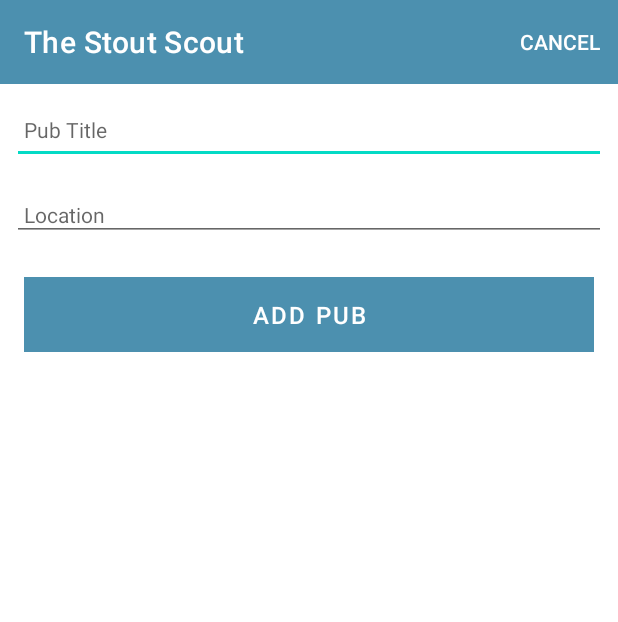
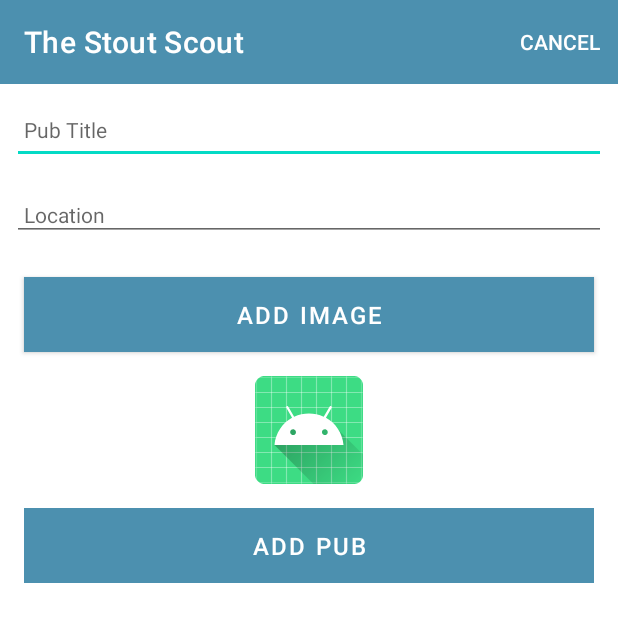
Before and after one commit to seabee14/TheStoutScout, an Android app: the StoutScoutActivity screen opened directly, with no data from a screen before it, on a phone screen of 412 x 824 dp. Shown: the top 622 px of the screen. Run offline under Robolectric (Android 15) with nearby library versions, the phone set to English and light mode, and no system bars; our stand-ins replace Picasso, Timber; 1 statement that could not run was skipped.

Commit message:
Ability to add an image when adding a pub.

```diff
--- a/app/build.gradle
+++ b/app/build.gradle
@@ -47,6 +47,9 @@ dependencies {
     implementation 'com.google.android.material:material:1.8.0'
     implementation 'androidx.core:core-ktx:1.9.0'
     implementation 'androidx.core:core-ktx:1.9.0'
+    implementation 'androidx.activity:activity-ktx:1.7.0'
+    implementation 'androidx.fragment:fragment-ktx:1.5.6'
+    implementation 'com.squareup.picasso:picasso:2.71828'
     testImplementation 'junit:junit:4.13.2'
     androidTestImplementation 'androidx.test.ext:junit:1.1.5'
     androidTestImplementation 'androidx.test.espresso:espresso-core:3.5.1'
--- a/app/src/main/java/ie/wit/thestoutscout/activities/StoutScoutActivity.kt
+++ b/app/src/main/java/ie/wit/thestoutscout/activities/StoutScoutActivity.kt
@@ -1,12 +1,17 @@
 package ie.wit.thestoutscout.activities
 
+import android.content.Intent
 import androidx.appcompat.app.AppCompatActivity
 import android.os.Bundle
 import android.view.Menu
 import android.view.MenuItem
+import androidx.activity.result.ActivityResultLauncher
+import androidx.activity.result.contract.ActivityResultContracts
 import com.google.android.material.snackbar.Snackbar
+import com.squareup.picasso.Picasso
 import ie.wit.thestoutscout.R
 import ie.wit.thestoutscout.databinding.ActivityStoutscoutBinding
+import ie.wit.thestoutscout.helpers.showImagePicker
 import ie.wit.thestoutscout.main.MainApp
 import ie.wit.thestoutscout.models.PubModel
 import timber.log.Timber.i
@@ -16,6 +21,8 @@ class StoutScoutActivity : AppCompatActivity() {
     private lateinit var binding: ActivityStoutscoutBinding
     var pub = PubModel()
     lateinit var app: MainApp
+    private lateinit var imageIntentLauncher : ActivityResultLauncher<Intent>
+
 
     override fun onCreate(savedInstanceState: Bundle?) {
         super.onCreate(savedInstanceState)
@@ -34,6 +41,9 @@ class StoutScoutActivity : AppCompatActivity() {
             binding.stoutscoutTitle.setText(pub.title)
             binding.location.setText(pub.location)
             binding.btnAdd.setText(R.string.save_pub)
+            Picasso.get()
+                .load(pub.image)
+                .into(binding.pubImage)
         }
 
         binding.btnAdd.setOnClickListener() {
@@ -53,8 +63,14 @@ class StoutScoutActivity : AppCompatActivity() {
             setResult(RESULT_OK)
             finish()
             }
+
+        binding.chooseImage.setOnClickListener {
+            showImagePicker(imageIntentLauncher)
         }
 
+        registerImagePickerCallback()
+
+    }
 
 
     override fun onCreateOptionsMenu(menu: Menu): Boolean {
@@ -69,4 +85,24 @@ class StoutScoutActivity : AppCompatActivity() {
         }
         return super.onOptionsItemSelected(item)
     }
+
+    private fun registerImagePickerCallback() {
+        imageIntentLauncher =
+            registerForActivityResult(ActivityResultContracts.StartActivityForResult())
+            { result ->
+                when(result.resultCode){
+                    RESULT_OK -> {
+                        if (result.data != null) {
+                            i("Got Result ${result.data!!.data}")
+                            pub.image = result.data!!.data!!
+                            Picasso.get()
+                                .load(pub.image)
+                                .into(binding.pubImage)
+                        } // end of if
+                    }
+                    RESULT_CANCELED -> { } else -> { }
+                }
+            }
+    }
+
 }
--- a/app/src/main/java/ie/wit/thestoutscout/models/PubModel.kt
+++ b/app/src/main/java/ie/wit/thestoutscout/models/PubModel.kt
@@ -1,9 +1,11 @@
 package ie.wit.thestoutscout.models
 
+import android.net.Uri
 import android.os.Parcelable
 import kotlinx.parcelize.Parcelize
 
 @Parcelize
 data class PubModel(var id: Long = 0,
                     var title: String = "",
-                    var location: String = "") : Parcelable
+                    var location: String = "",
+                    var image: Uri = Uri.EMPTY) : Parcelable
--- a/app/src/main/res/layout/activity_stoutscout.xml
+++ b/app/src/main/res/layout/activity_stoutscout.xml
@@ -70,6 +70,25 @@
 
 
                 <Button
+                    android:id="@+id/chooseImage"
+                    android:layout_width="match_parent"
+                    android:layout_height="wrap_content"
+                    android:layout_margin="16dp"
+                    android:background="@color/colorAccent"
+                    android:paddingBottom="8dp"
+                    android:paddingTop="8dp"
+                    android:text="@string/button_addImage"
+                    android:textColor="@color/colorPrimary"
+                    android:textSize="16sp"/>
+
+
+                <ImageView
+                    android:id="@+id/pubImage"
+                    android:layout_width="match_parent"
+                    android:layout_height="wrap_content"
+                    app:srcCompat="@mipmap/ic_launcher" />
+
+                <Button
                     android:id="@+id/btnAdd"
                     android:layout_width="match_parent"
                     android:layout_height="wrap_content"
@@ -82,6 +101,7 @@
                     android:textColor="@color/colorPrimary"
                     android:textSize="16sp" />
 
+
             </LinearLayout>
         </ScrollView>
     </RelativeLayout>
--- a/app/src/main/res/values/strings.xml
+++ b/app/src/main/res/values/strings.xml
@@ -7,6 +7,6 @@
     <string name="menu_cancelPub">Cancel</string>
     <string name="enter_pub_title"> Please enter a Pub Title </string>
     <string name="save_pub"> Save Pub </string>
-
-
+    <string name="button_addImage"> Add Image </string>
+    <string name="select_pub_image">Select pub image</string>
 </resources>
```
Also changed, not shown: app/src/main/java/ie/wit/thestoutscout/helpers/ImageHelpers.kt (added, +12 -0 lines).
